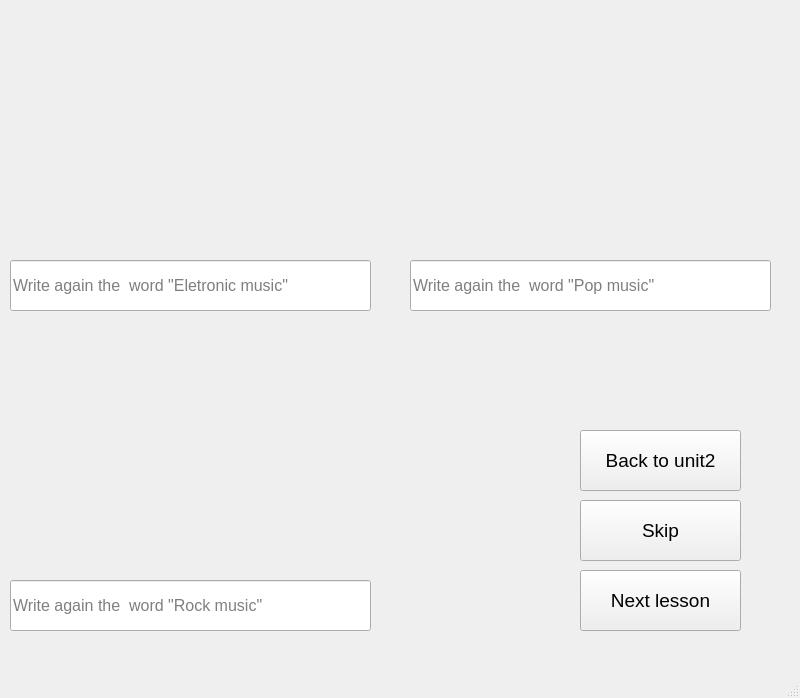
Qt form SPCK/Gui/music2.ui (trongphuc1/TL-C4K-PTI01-) before a commit.
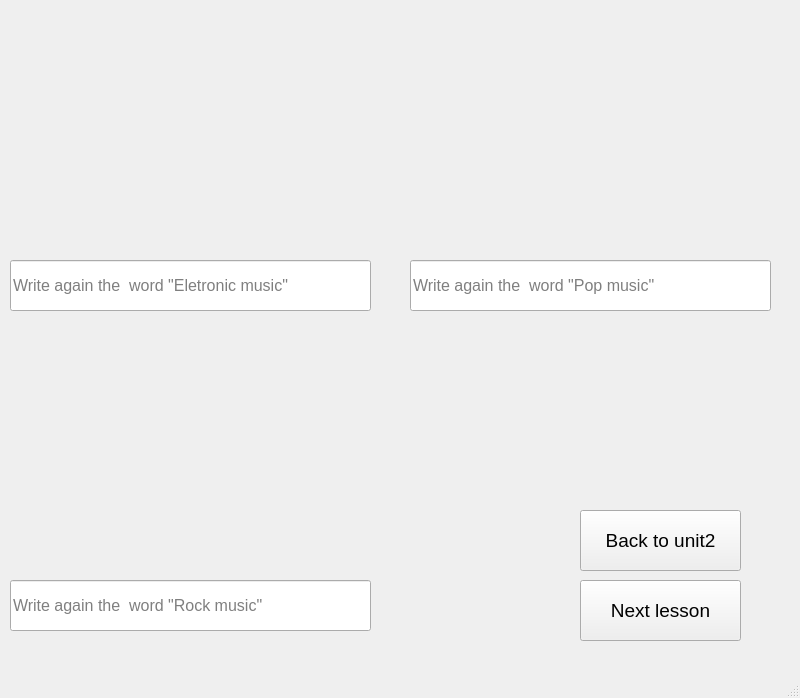
The same form after that commit. Icons and pictures are not drawn.

What changed in the file:
```diff
--- a/SPCK/Gui/music2.ui
+++ b/SPCK/Gui/music2.ui
@@ -98,7 +98,7 @@
     <property name="geometry">
      <rect>
       <x>580</x>
-      <y>570</y>
+      <y>580</y>
       <width>161</width>
       <height>61</height>
      </rect>
@@ -112,29 +112,11 @@
      <string>Next lesson</string>
     </property>
    </widget>
-   <widget class="QPushButton" name="pushButton_6">
-    <property name="geometry">
-     <rect>
-      <x>580</x>
-      <y>500</y>
-      <width>161</width>
-      <height>61</height>
-     </rect>
-    </property>
-    <property name="font">
-     <font>
-      <pointsize>14</pointsize>
-     </font>
-    </property>
-    <property name="text">
-     <string>Skip</string>
-    </property>
-   </widget>
    <widget class="QPushButton" name="pushButton_4">
     <property name="geometry">
      <rect>
       <x>580</x>
-      <y>430</y>
+      <y>510</y>
       <width>161</width>
       <height>61</height>
      </rect>
```
